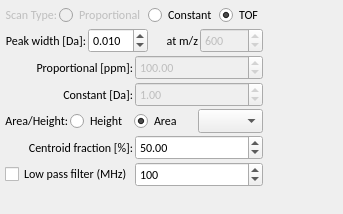
The window that src/libs/adwidgets/centroidform.ui (qtplatz/qtplatz) describes before a commit, drawn with Qt 5.
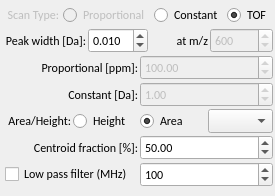
The same window after the commit.

Diff of the .ui file:
```diff
--- a/src/libs/adwidgets/centroidform.ui
+++ b/src/libs/adwidgets/centroidform.ui
@@ -6,8 +6,8 @@
    <rect>
     <x>0</x>
     <y>0</y>
-    <width>343</width>
-    <height>214</height>
+    <width>275</width>
+    <height>196</height>
    </rect>
   </property>
   <property name="sizePolicy">
@@ -47,6 +47,15 @@
      </property>
      <item>
       <layout class="QHBoxLayout" name="horizontalLayout7">
+       <property name="spacing">
+        <number>4</number>
+       </property>
+       <property name="leftMargin">
+        <number>2</number>
+       </property>
+       <property name="rightMargin">
+        <number>2</number>
+       </property>
        <item>
         <widget class="QLabel" name="label">
          <property name="enabled">
```
Left out of the diff: 2 changed lines with no effect on the pictures.
